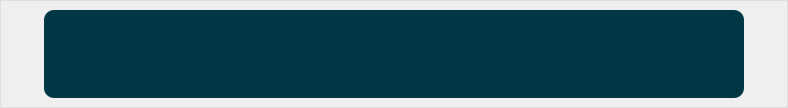
First picture: the form in TestDemo-2/output_widget.ui, repository mrshakil015/Python-GUI-PyQt6, before the edit.
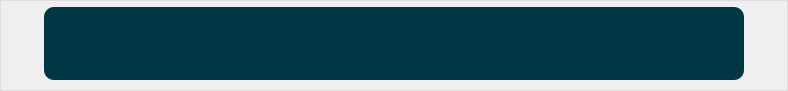
Second picture: the form after the edit. Icons and pictures are not drawn.

Commit message: csv analysis input and output display properly but history problem

```diff
--- a/TestDemo-2/output_widget.ui
+++ b/TestDemo-2/output_widget.ui
@@ -7,7 +7,7 @@
     <x>0</x>
     <y>0</y>
     <width>788</width>
-    <height>108</height>
+    <height>91</height>
    </rect>
   </property>
   <property name="minimumSize">
@@ -57,6 +57,21 @@
       <enum>QFrame::Raised</enum>
      </property>
      <layout class="QGridLayout" name="gridLayout_3">
+      <property name="leftMargin">
+       <number>0</number>
+      </property>
+      <property name="topMargin">
+       <number>6</number>
+      </property>
+      <property name="rightMargin">
+       <number>0</number>
+      </property>
+      <property name="bottomMargin">
+       <number>0</number>
+      </property>
+      <property name="spacing">
+       <number>0</number>
+      </property>
       <item row="0" column="0">
        <spacer name="horizontalSpacer">
         <property name="orientation">
@@ -128,12 +143,12 @@
                <enum>Qt::Vertical</enum>
               </property>
               <property name="sizeType">
-               <enum>QSizePolicy::Preferred</enum>
+               <enum>QSizePolicy::Expanding</enum>
               </property>
               <property name="sizeHint" stdset="0">
                <size>
                 <width>20</width>
-                <height>77</height>
+                <height>0</height>
                </size>
               </property>
              </spacer>
@@ -220,10 +235,13 @@
         <property name="orientation">
          <enum>Qt::Vertical</enum>
         </property>
+        <property name="sizeType">
+         <enum>QSizePolicy::Preferred</enum>
+        </property>
         <property name="sizeHint" stdset="0">
          <size>
           <width>20</width>
-          <height>40</height>
+          <height>10</height>
          </size>
         </property>
        </spacer>
```
Left out of the diff: 2 changed lines with no effect on the pictures. The commit also changes 8 other files.
